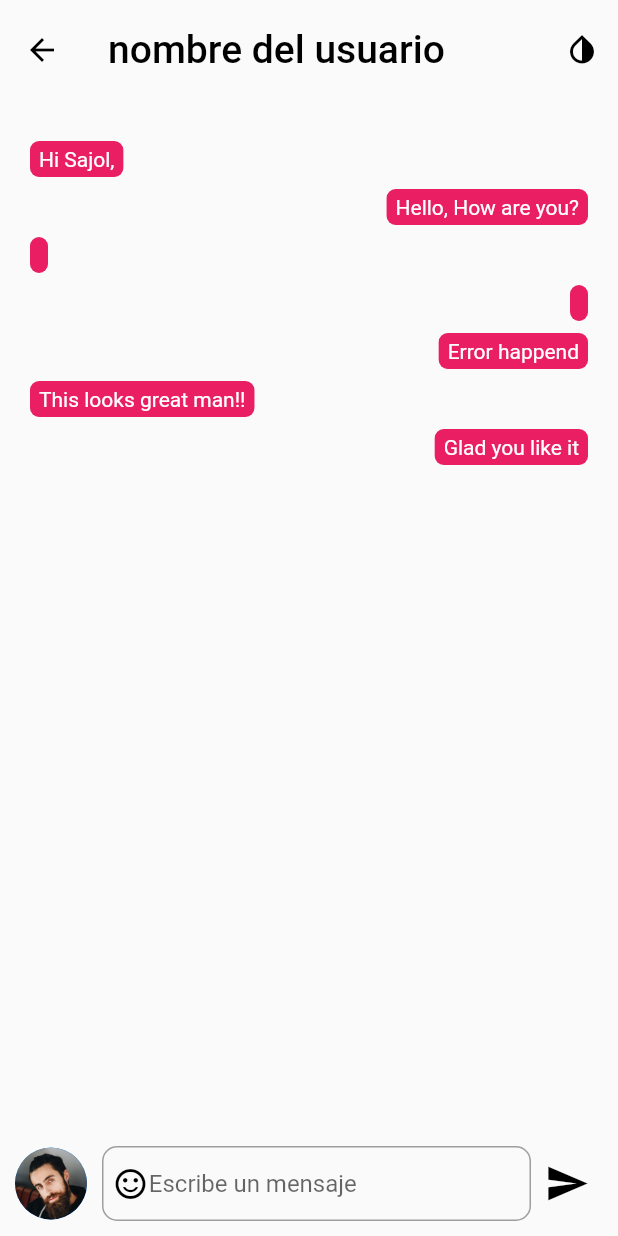
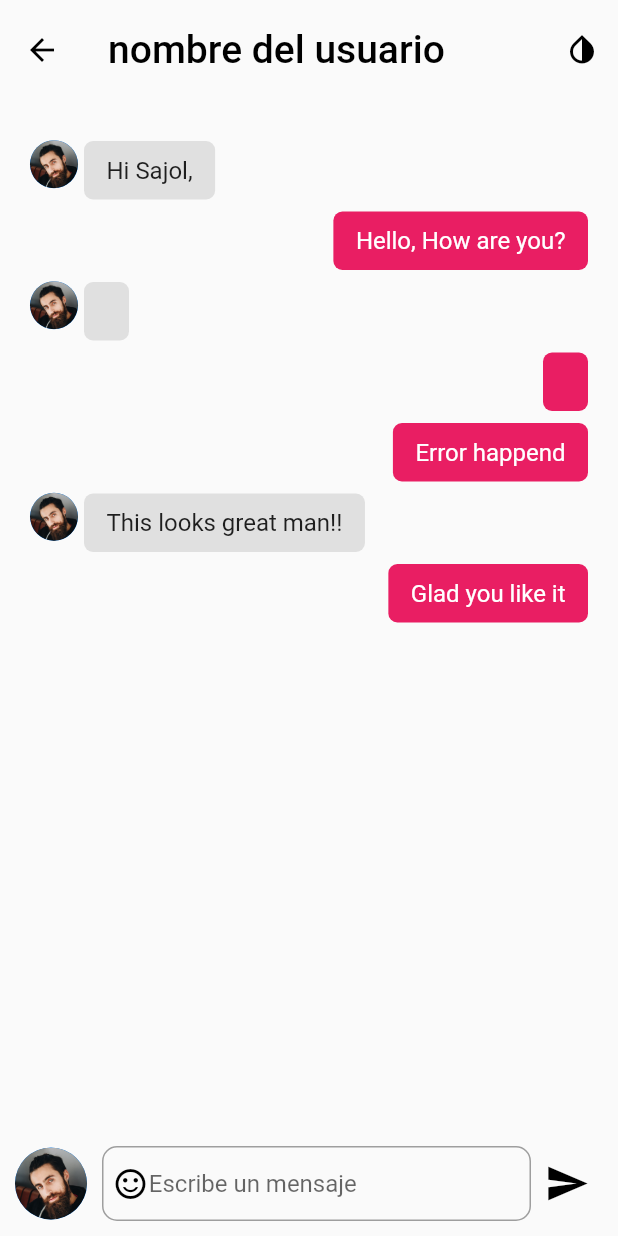
Before and after one commit to camila1511/Art-flair, a Flutter app: the screen it shows after launch, on a phone screen of 412 x 824 dp. Run offline on Flutter 3.47's test engine with Material 2 defaults, Android fonts, the light colour scheme and no system bars; our stand-ins replace firebase_auth, firebase_core; missing offline and left inert: firebase_auth_web, firebase_core_web; accounts and stored records are empty.

Commit message:
Subir chat

```diff
--- a/lib/pages/messages/components/body.dart
+++ b/lib/pages/messages/components/body.dart
@@ -37,6 +37,15 @@ class Message extends StatelessWidget {
       mainAxisAlignment:
           message.isSender ? MainAxisAlignment.end : MainAxisAlignment.start,
       children: [
+        if (!message.isSender) ...[
+          CircleAvatar(
+            radius: 16,
+            backgroundImage: AssetImage("assets/images/user.png"),
+          ),
+          SizedBox(
+            width: 8.0 / 2,
+          )
+        ],
         TextMessage(message: message),
       ],
     );
@@ -55,10 +64,17 @@ class TextMessage extends StatelessWidget {
   Widget build(BuildContext context) {
     return Container(
       margin: EdgeInsets.only(top: 8.0),
-      padding: EdgeInsets.symmetric(horizontal: 8.0 * 0.75, vertical: 8.0 / 2),
+      padding:
+          EdgeInsets.symmetric(horizontal: 20.0 * 0.75, vertical: 20.0 / 2),
       decoration: BoxDecoration(
-          color: Colors.pink, borderRadius: BorderRadius.circular(6)),
-      child: Text(message.text, style: TextStyle(color: Colors.white)),
+          color: message.isSender ? Colors.pink : Colors.grey[300],
+          borderRadius: BorderRadius.circular(6)),
+      child: Text(message.text,
+          style: TextStyle(
+              color: message.isSender
+                  ? Colors.white
+                  : Theme.of(context).textTheme.bodyText1!.color,
+              fontSize: 16.0)),
     );
   }
 }
```
Also changed, not shown: 4 other files.
